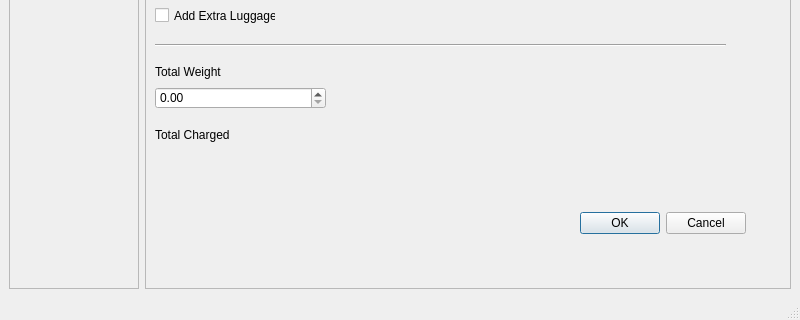
Above: Views/checkincontroller.ui from PPL48/AxeApolloStation before the change; both pictures show x 0 to 800 and y 280 to 600 of the 800 by 600 pixel window. Below: the same form after it.
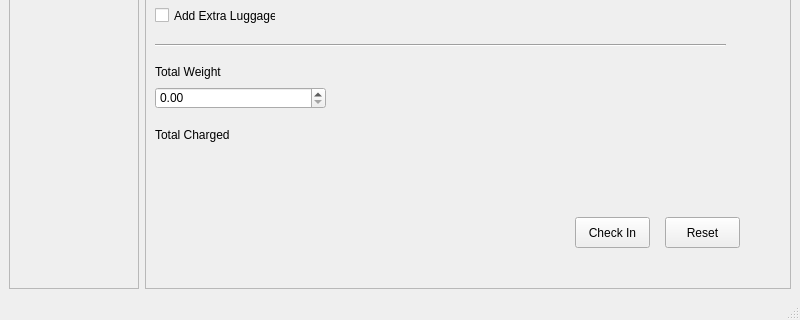
That is the form after the change.

What changed in the file:
```diff
--- a/Views/checkincontroller.ui
+++ b/Views/checkincontroller.ui
@@ -279,22 +279,6 @@
           <string>Total Weight</string>
          </property>
         </widget>
-        <widget class="QDialogButtonBox" name="buttonBox">
-         <property name="geometry">
-          <rect>
-           <x>20</x>
-           <y>430</y>
-           <width>581</width>
-           <height>32</height>
-          </rect>
-         </property>
-         <property name="orientation">
-          <enum>Qt::Horizontal</enum>
-         </property>
-         <property name="standardButtons">
-          <set>QDialogButtonBox::Cancel|QDialogButtonBox::Ok</set>
-         </property>
-        </widget>
         <widget class="QLabel" name="lbSeat">
          <property name="geometry">
           <rect>
@@ -391,6 +375,32 @@
           <enum>Qt::Horizontal</enum>
          </property>
         </widget>
+        <widget class="QPushButton" name="btnCheckIn">
+         <property name="geometry">
+          <rect>
+           <x>430</x>
+           <y>440</y>
+           <width>75</width>
+           <height>31</height>
+          </rect>
+         </property>
+         <property name="text">
+          <string>Check In</string>
+         </property>
+        </widget>
+        <widget class="QPushButton" name="btnReset">
+         <property name="geometry">
+          <rect>
+           <x>520</x>
+           <y>440</y>
+           <width>75</width>
+           <height>31</height>
+          </rect>
+         </property>
+         <property name="text">
+          <string>Reset</string>
+         </property>
+        </widget>
        </widget>
       </item>
      </layout>
```
